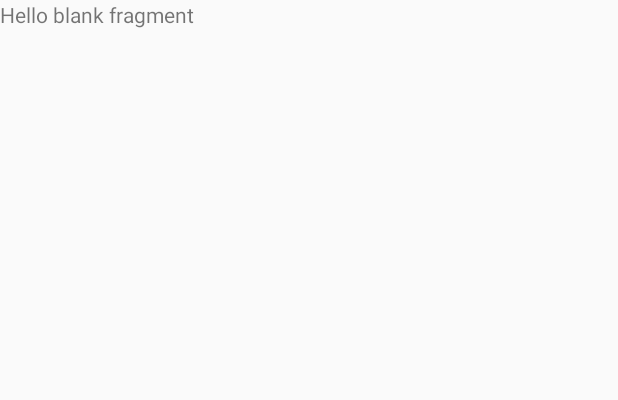
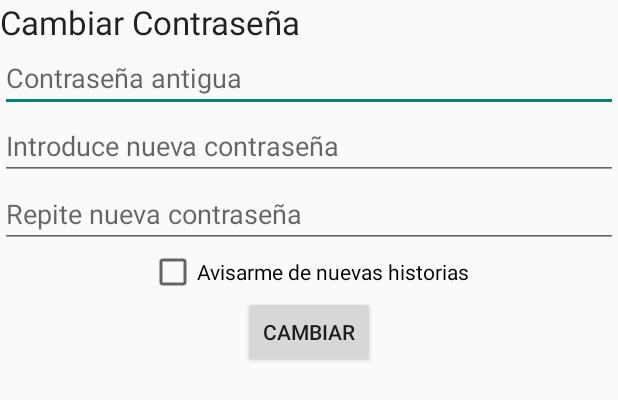
Before and after one commit to davidramirez/DAS_Grupo, an Android app: the layout fragment_preferencias.xml on its own in the app's theme, with its tools: preview values and no code run, on a phone screen of 412 x 824 dp. Shown: the top 400 px of the screen. Run offline under Robolectric (Android 15) with nearby library versions, the phone set to English and light mode, and no system bars.

Commit message:
Fragment de preferencias funcional, php para modificar preferencias tambien

```diff
--- a/app/src/main/res/layout/fragment_preferencias.xml
+++ b/app/src/main/res/layout/fragment_preferencias.xml
@@ -1,9 +1,62 @@
-<FrameLayout xmlns:android="http://schemas.android.com/apk/res/android"
+<ScrollView xmlns:android="http://schemas.android.com/apk/res/android"
     xmlns:tools="http://schemas.android.com/tools" android:layout_width="match_parent"
-    android:layout_height="match_parent" tools:context="org.das.das_grupo.PreferenciasFragment">
+    android:layout_height="match_parent" tools:context="org.das.das_grupo.PreferenciasFragment"
+    android:fillViewport="false"
+  >
 
     <!-- TODO: Update blank fragment layout -->
-    <TextView android:layout_width="match_parent" android:layout_height="match_parent"
-        android:text="@string/hello_blank_fragment" />
 
-</FrameLayout>
+
+    <LinearLayout
+        android:orientation="vertical"
+        android:layout_width="match_parent"
+        android:layout_height="match_parent">
+
+        <TextView
+            android:layout_width="wrap_content"
+            android:layout_height="wrap_content"
+            android:textAppearance="?android:attr/textAppearanceLarge"
+            android:text="Cambiar Contraseña"
+            android:id="@+id/textView" />
+
+        <EditText
+            android:layout_width="match_parent"
+            android:layout_height="wrap_content"
+            android:inputType="textPassword"
+            android:ems="10"
+            android:id="@+id/contraAntPref"
+            android:hint="Contraseña antigua" />
+
+        <EditText
+            android:layout_width="match_parent"
+            android:layout_height="wrap_content"
+            android:inputType="textPassword"
+            android:ems="10"
+            android:id="@+id/contraNuev1Pref"
+            android:hint="Introduce nueva contraseña" />
+
+        <EditText
+            android:layout_width="match_parent"
+            android:layout_height="wrap_content"
+            android:inputType="textPassword"
+            android:ems="10"
+            android:id="@+id/contraNueva2Pref"
+            android:layout_gravity="center_horizontal"
+            android:hint="Repite nueva contraseña" />
+
+        <CheckBox
+            android:layout_width="wrap_content"
+            android:layout_height="wrap_content"
+            android:text="Avisarme de nuevas historias"
+            android:id="@+id/avisosPref"
+            android:layout_gravity="center_horizontal"
+            android:checked="false" />
+
+        <Button
+            android:layout_width="wrap_content"
+            android:layout_height="wrap_content"
+            android:text="Cambiar"
+            android:id="@+id/cambiarPref"
+            android:layout_gravity="center_horizontal" />
+    </LinearLayout>
+</ScrollView>
--- a/app/src/main/res/values/strings.xml
+++ b/app/src/main/res/values/strings.xml
@@ -33,4 +33,5 @@
     <string name="galeria">Galería</string>
     <string name="nofotos">Incluya alguna foto para poder continuar</string>
     <string name="actionNuevaHistoria">Crear Nueva Historia</string>
+    <string name="contrasenasNoCoinciden">Las contraseñas nuevas no coinciden o la contraseña antigua es incorrecta</string>
 </resources>
```
Also changed, not shown: app/src/main/java/org/das/das_grupo/MainActivity.java (+4 -5 lines), app/src/main/java/org/das/das_grupo/PreferenciasFragment.java (+63 -1 lines), app/src/main/java/org/das/das_grupo/packGestores/GestorConexiones.java (+84 -0 lines), 1 other file.
